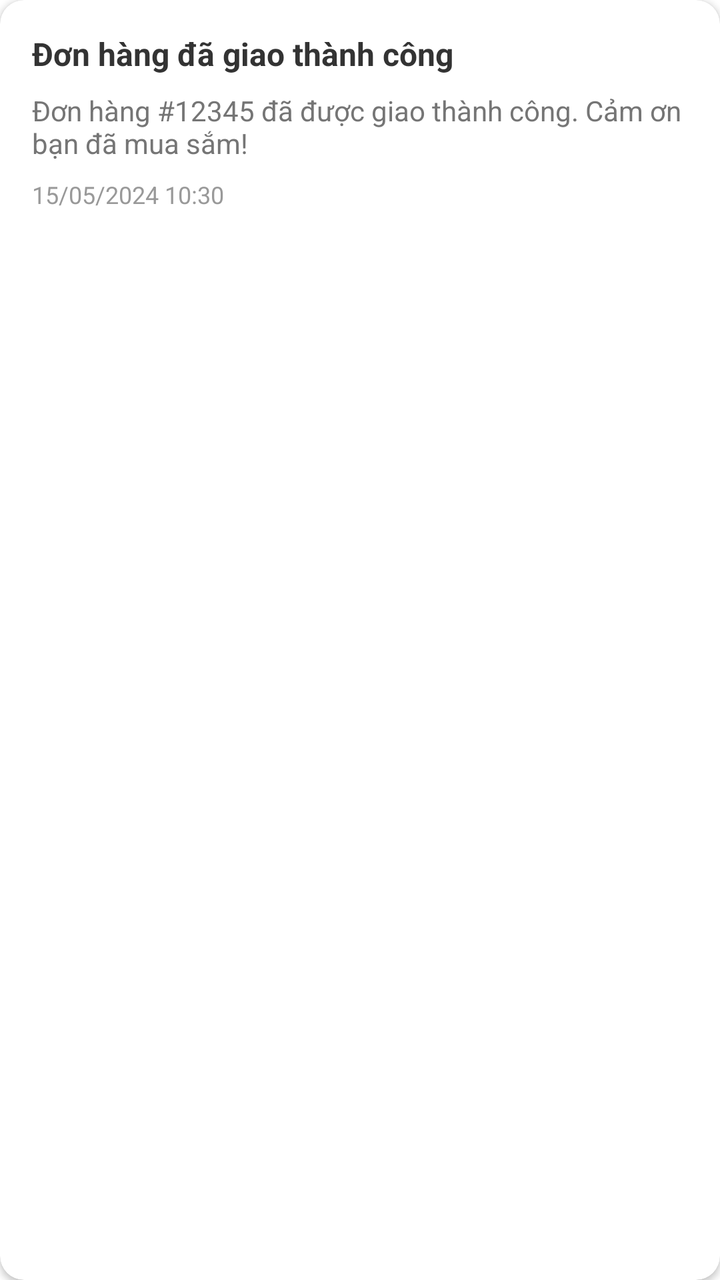
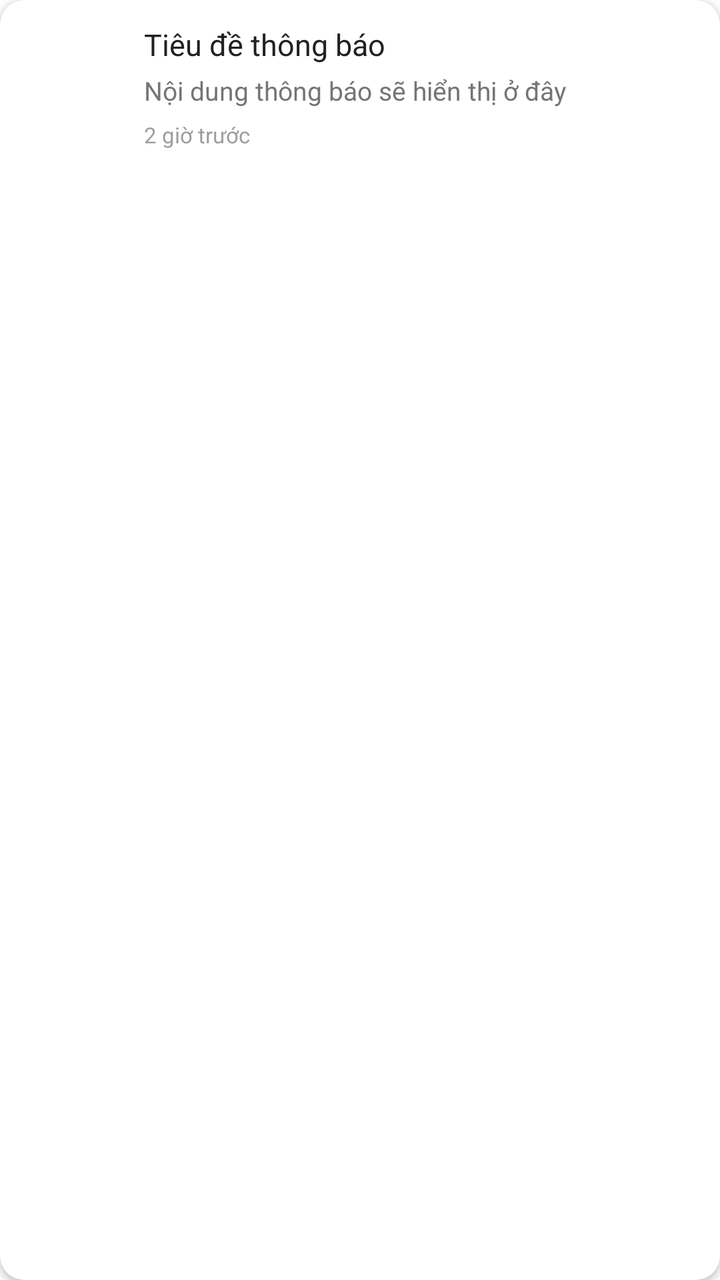

The first picture is an Android layout as it rendered before a commit; the second is the same layout after the commit. The layout source and the unified diff follow.
<!-- AndroidManifest.xml: application theme Theme.FoodOrder -->
<!-- res/layout/item_notification.xml -->
<?xml version="1.0" encoding="utf-8"?>
<androidx.cardview.widget.CardView xmlns:android="http://schemas.android.com/apk/res/android"
    xmlns:app="http://schemas.android.com/apk/res-auto"
    android:layout_width="match_parent"
    android:layout_height="wrap_content"
    android:layout_margin="8dp"
    app:cardCornerRadius="12dp"
    app:cardElevation="2dp">

    <LinearLayout
        android:layout_width="match_parent"
        android:layout_height="wrap_content"
        android:orientation="vertical"
        android:padding="16dp">

        <TextView
            android:id="@+id/tvTitle"
            android:layout_width="wrap_content"
            android:layout_height="wrap_content"
            android:text="Đơn hàng đã giao thành công"
            android:textSize="16sp"
            android:textStyle="bold"
            android:textColor="#333333" />

        <TextView
            android:id="@+id/tvMessage"
            android:layout_width="wrap_content"
            android:layout_height="wrap_content"
            android:layout_marginTop="8dp"
            android:text="Đơn hàng #12345 đã được giao thành công. Cảm ơn bạn đã mua sắm!"
            android:textSize="14sp"
            android:textColor="#757575" />

        <TextView
            android:id="@+id/tvTime"
            android:layout_width="wrap_content"
            android:layout_height="wrap_content"
            android:layout_marginTop="8dp"
            android:text="15/05/2024 10:30"
            android:textSize="12sp"
            android:textColor="#999999" />

    </LinearLayout>

</androidx.cardview.widget.CardView>
<!-- resources referenced by this layout -->
<resources>
  <style name="Theme.FoodOrder" parent="Theme.MaterialComponents.DayNight.NoActionBar">
          
          <item name="colorPrimary">@color/primary_color</item>
          <item name="colorPrimaryVariant">@color/primary_dark</item>
          <item name="colorOnPrimary">@color/white</item>
  
          
          <item name="colorSecondary">@color/accent</item>
          <item name="colorSecondaryVariant">@color/teal_700</item>
          <item name="colorOnSecondary">@color/black</item>
  
          
          <item name="android:windowBackground">@color/background</item>
  
          
          <item name="colorSurface">@color/surface</item>
          <item name="colorOnSurface">@color/text_primary</item>
          <item name="colorError">#FF0000</item>
      </style>
  <color name="primary_color">#FF5722</color>
  <color name="primary_dark">#E64A19</color>
  <color name="white">#FFFFFFFF</color>
  <color name="accent">#FFC107</color>
  <color name="teal_700">#FF018786</color>
  <color name="black">#FF000000</color>
  <color name="background">#FFFFFF</color>
  <color name="surface">#F5F5F5</color>
  <color name="text_primary">#212121</color>
</resources>

<!-- the commit's change to res/layout/item_notification.xml (unified diff, before → after) -->
@@ -1,45 +1,89 @@
 <?xml version="1.0" encoding="utf-8"?>
 <androidx.cardview.widget.CardView xmlns:android="http://schemas.android.com/apk/res/android"
     xmlns:app="http://schemas.android.com/apk/res-auto"
+    android:id="@+id/cardNotification"
     android:layout_width="match_parent"
     android:layout_height="wrap_content"
-    android:layout_margin="8dp"
+    android:layout_marginHorizontal="12dp"
+    android:layout_marginTop="8dp"
     app:cardCornerRadius="12dp"
     app:cardElevation="2dp">
 
-    <LinearLayout
+    <RelativeLayout
         android:layout_width="match_parent"
         android:layout_height="wrap_content"
-        android:orientation="vertical"
-        android:padding="16dp">
+        android:padding="12dp">
+
+        <View
+            android:id="@+id/vSelectionOverlay"
+            android:layout_width="match_parent"
+            android:layout_height="match_parent"
+            android:background="@android:color/transparent" />
+
+        <ImageView
+            android:id="@+id/ivIcon"
+            android:layout_width="48dp"
+            android:layout_height="48dp"
+            android:layout_alignParentStart="true"
+            android:layout_centerVertical="true"
+            android:padding="8dp" />
 
         <TextView
-            android:id="@+id/tvTitle"
-            android:layout_width="wrap_content"
+            android:id="@+id/tvTypeIcon"
+            android:layout_width="24dp"
+            android:layout_height="24dp"
+            android:layout_alignParentStart="true"
+            android:layout_marginStart="12dp"
+            android:layout_marginTop="8dp"
+            android:textSize="14sp"
+            android:visibility="gone" />
+
+        <LinearLayout
+            android:layout_width="match_parent"
             android:layout_height="wrap_content"
-            android:text="Đơn hàng đã giao thành công"
-            android:textSize="16sp"
-            android:textStyle="bold"
-            android:textColor="#333333" />
+            android:layout_toEndOf="@+id/ivIcon"
+            android:layout_marginStart="12dp"
+            android:orientation="vertical">
 
-        <TextView
-            android:id="@+id/tvMessage"
-            android:layout_width="wrap_content"
-            android:layout_height="wrap_content"
-            android:layout_marginTop="8dp"
-            android:text="Đơn hàng #12345 đã được giao thành công. Cảm ơn bạn đã mua sắm!"
-            android:textSize="14sp"
-            android:textColor="#757575" />
+            <TextView
+                android:id="@+id/tvTitle"
+                android:layout_width="match_parent"
+                android:layout_height="wrap_content"
+                android:text="Tiêu đề thông báo"
+                android:textSize="15sp"
+                android:textColor="@color/text_primary" />
 
-        <TextView
-            android:id="@+id/tvTime"
-            android:layout_width="wrap_content"
-            android:layout_height="wrap_content"
-            android:layout_marginTop="8dp"
-            android:text="15/05/2024 10:30"
-            android:textSize="12sp"
-            android:textColor="#999999" />
+            <TextView
+                android:id="@+id/tvMessage"
+                android:layout_width="match_parent"
+                android:layout_height="wrap_content"
+                android:layout_marginTop="4dp"
+                android:text="Nội dung thông báo sẽ hiển thị ở đây"
+                android:textSize="13sp"
+                android:textColor="@color/text_secondary"
+                android:maxLines="2"
+                android:ellipsize="end" />
 
-    </LinearLayout>
+            <TextView
+                android:id="@+id/tvTime"
+                android:layout_width="wrap_content"
+                android:layout_height="wrap_content"
+                android:layout_marginTop="6dp"
+                android:text="2 giờ trước"
+                android:textSize="11sp"
+                android:textColor="@color/text_tertiary" />
+
+        </LinearLayout>
+
+        <ImageView
+            android:id="@+id/ivImage"
+            android:layout_width="60dp"
+            android:layout_height="60dp"
+            android:layout_toEndOf="@+id/ivIcon"
+            android:layout_marginStart="12dp"
+            android:scaleType="centerCrop"
+            android:visibility="gone" />
+
+    </RelativeLayout>
 
 </androidx.cardview.widget.CardView>
<!-- resource entries referenced after the edit -->
@@ -28,5 +28,7 @@
   <color name="background">#FFFFFF</color>
   <color name="surface">#F5F5F5</color>
   <color name="text_primary">#212121</color>
+  <color name="text_secondary">#757575</color>
+  <color name="text_tertiary">#9E9E9E</color>
 </resources>
 
